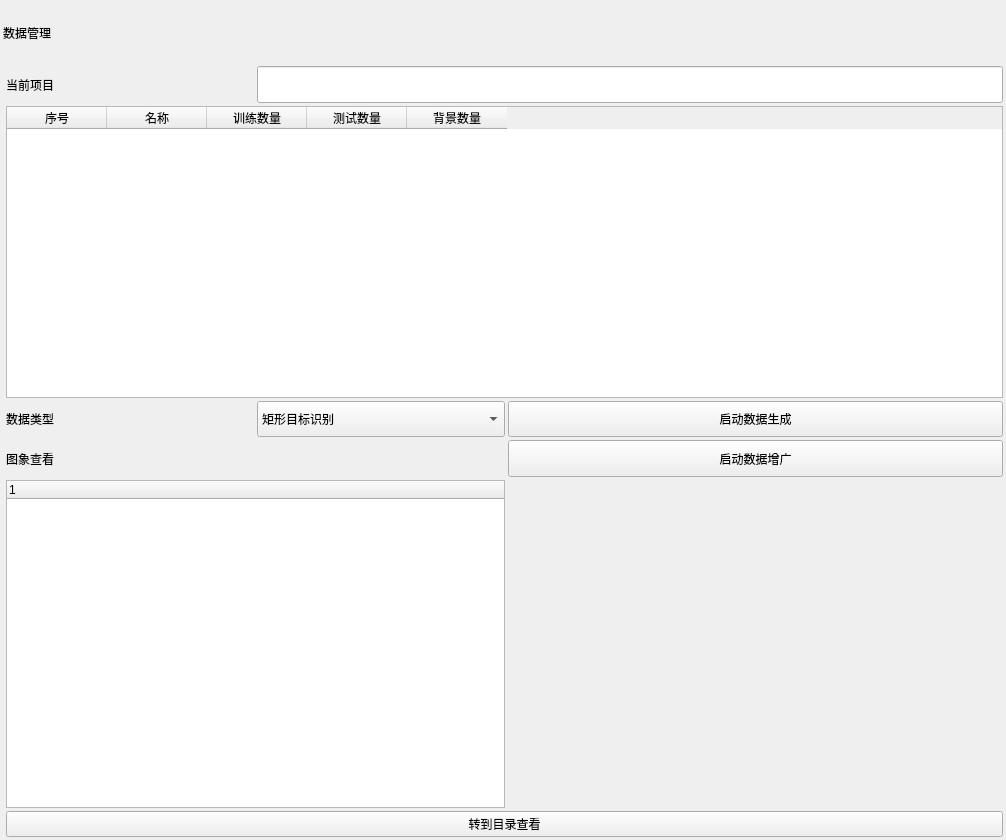
Old version of the form VisionAIFlowApp/datasetform.ui in the repository HaiwenMeng/VisionAIFlowV1.
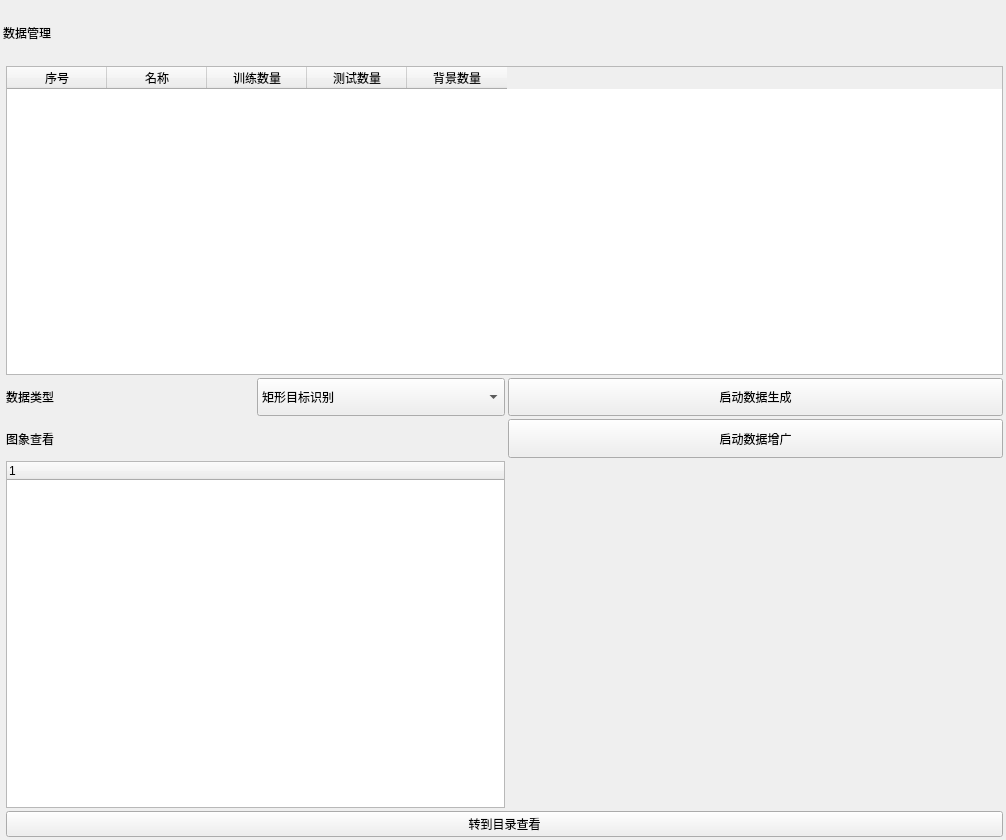
New version of the form. Icons and pictures are not drawn. Custom widgets are drawn as their Qt base class.

Patch:
```diff
--- a/VisionAIFlowApp/datasetform.ui
+++ b/VisionAIFlowApp/datasetform.ui
@@ -31,7 +31,7 @@
    </property>
    <item row="1" column="1" rowspan="2">
     <widget class="QWidget" name="widget" native="true">
-     <layout class="QGridLayout" name="gridLayout" rowstretch="1,8,1,1,8,1,0" columnstretch="1,1,2">
+      <layout class="QGridLayout" name="gridLayout" rowstretch="0,8,1,1,8,1,0" columnstretch="1,1,2">
       <property name="leftMargin">
        <number>0</number>
       </property>
@@ -47,27 +47,7 @@
       <property name="spacing">
        <number>3</number>
       </property>
-      <item row="0" column="1" colspan="2">
-       <widget class="QLineEdit" name="LE_CurentProName">
-        <property name="sizePolicy">
-         <sizepolicy hsizetype="Expanding" vsizetype="Preferred">
-          <horstretch>0</horstretch>
-          <verstretch>0</verstretch>
-         </sizepolicy>
-        </property>
-        <property name="readOnly">
-         <bool>true</bool>
-        </property>
-       </widget>
-      </item>
-      <item row="0" column="0">
-       <widget class="QLabel" name="LBShow">
-        <property name="text">
-         <string>当前项目</string>
-        </property>
-       </widget>
-      </item>
-      <item row="2" column="1">
+       <item row="2" column="1">
        <widget class="QComboBox" name="comboBox">
         <property name="sizePolicy">
          <sizepolicy hsizetype="Preferred" vsizetype="Preferred">
```
